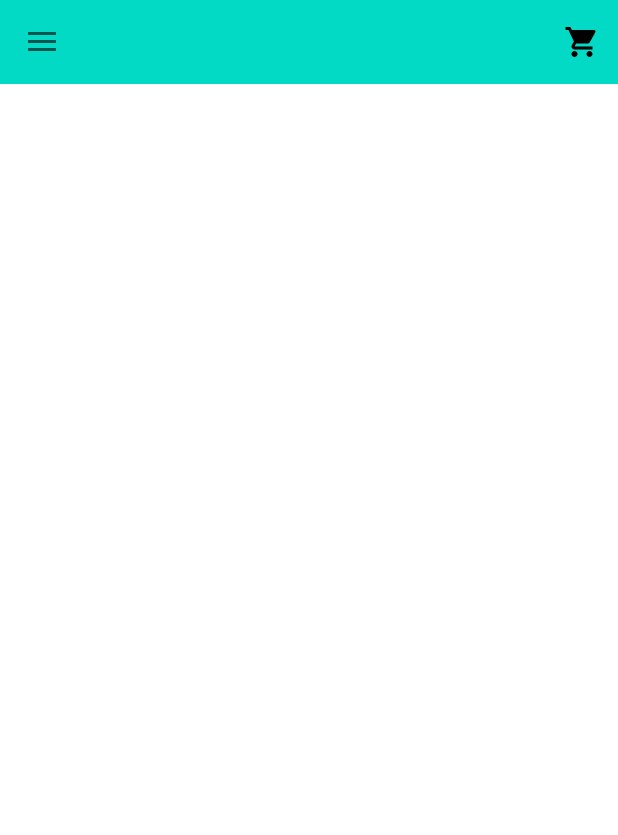
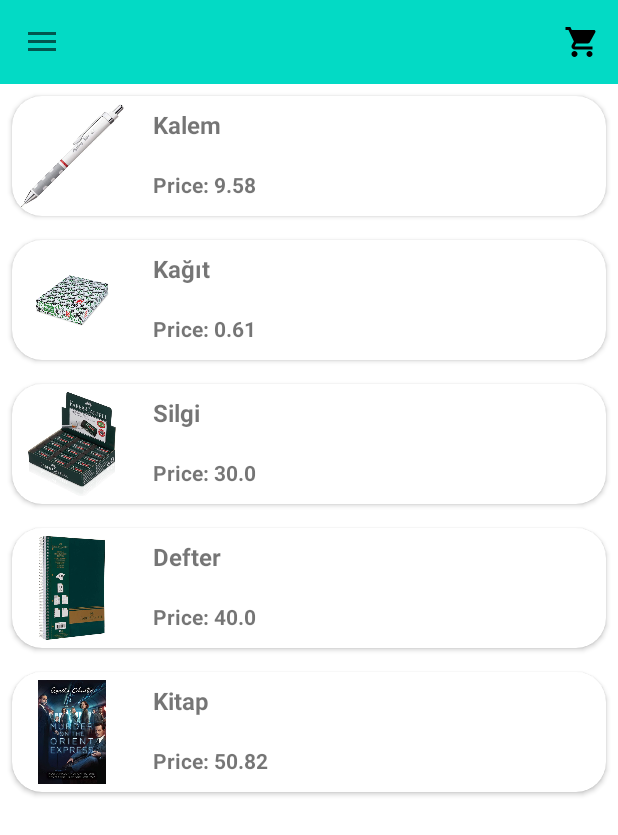
Before and after one commit to umutaykol/ShoppingApplication, an Android app: the screen it shows after launch (MainActivity), on a phone screen of 412 x 824 dp. Shown: the top 835 px of the screen. Run offline under Robolectric (Android 15) with nearby library versions, the phone set to English and light mode, and no system bars; our stand-ins replace Dagger/Hilt's generated code, Room's generated code, data binding; 1 statement that could not run was skipped.

Commit message:
RecyclerView Layout Items Created + Data Binding Util Functions Added To Utils Package

```diff
--- /dev/null
+++ b/app/src/main/java/com/umut/shoppingapplication/adapters/NoteItemClickListener.kt
@@ -0,0 +1,12 @@
+package com.umut.shoppingapplication.adapters
+
+import android.view.View
+import com.umut.shoppingapplication.models.Product
+
+interface NoteItemClickListener {
+
+    fun cardLongClick(view: View, note: Product, position: Int): Boolean
+
+    fun cardOnClick(view: View, note: Product, position: Int)
+
+}
--- /dev/null
+++ b/app/src/main/java/com/umut/shoppingapplication/adapters/ProductsRecyclerViewAdapter.kt
@@ -0,0 +1,48 @@
+package com.umut.shoppingapplication.adapters
+
+import android.view.LayoutInflater
+import android.view.ViewGroup
+import androidx.databinding.DataBindingUtil
+import androidx.recyclerview.widget.AsyncListDiffer
+import androidx.recyclerview.widget.DiffUtil
+import androidx.recyclerview.widget.RecyclerView
+import com.umut.shoppingapplication.R
+import com.umut.shoppingapplication.databinding.ProductItemBinding
+import com.umut.shoppingapplication.models.Product
+
+class ProductsRecyclerViewAdapter(private val noteItemClickListener: NoteItemClickListener) : RecyclerView.Adapter<ProductsRecyclerViewAdapter.NotesViewHolder>() {
+
+    class NotesViewHolder(var view: ProductItemBinding) : RecyclerView.ViewHolder(view.root) {}
+
+    override fun onCreateViewHolder(parent: ViewGroup, viewType: Int): NotesViewHolder {
+        val inflater = LayoutInflater.from(parent.context)
+        val view = DataBindingUtil.inflate<ProductItemBinding>(
+            inflater,
+            R.layout.product_item,
+            parent,
+            false
+        )
+        return NotesViewHolder(view)
+    }
+
+    override fun getItemCount(): Int = differ.currentList.size
+
+    override fun onBindViewHolder(holder: NotesViewHolder, position: Int) {
+        holder.view.position = position
+        holder.view.product = differ.currentList[position]
+        holder.view.onClickListener = noteItemClickListener
+    }
+
+    private val differCallback = object : DiffUtil.ItemCallback<Product>() {
+        override fun areItemsTheSame(oldItem: Product, newItem: Product): Boolean {
+            return oldItem.id == newItem.id
+        }
+
+        override fun areContentsTheSame(oldItem: Product, newItem: Product): Boolean {
+            return oldItem == newItem
+        }
+    }
+
+    val differ = AsyncListDiffer(this, differCallback)
+
+}
--- a/app/src/main/java/com/umut/shoppingapplication/ui/fragments/ShoppingFragment.kt
+++ b/app/src/main/java/com/umut/shoppingapplication/ui/fragments/ShoppingFragment.kt
@@ -9,13 +9,17 @@ import androidx.core.view.GravityCompat
 import androidx.fragment.app.Fragment
 import androidx.fragment.app.viewModels
 import androidx.navigation.Navigation
+import androidx.recyclerview.widget.LinearLayoutManager
 import com.umut.shoppingapplication.R
+import com.umut.shoppingapplication.adapters.NoteItemClickListener
+import com.umut.shoppingapplication.adapters.ProductsRecyclerViewAdapter
 import com.umut.shoppingapplication.databinding.FragmentShoppingBinding
+import com.umut.shoppingapplication.models.Product
 import com.umut.shoppingapplication.ui.viewmodels.ShoppingFragmentViewModel
 import dagger.hilt.android.AndroidEntryPoint
 
 @AndroidEntryPoint
-class ShoppingFragment : Fragment() {
+class ShoppingFragment : Fragment(), NoteItemClickListener {
 
     lateinit var binding: FragmentShoppingBinding
     val shoppingFragmentViewModel: ShoppingFragmentViewModel by viewModels()
@@ -34,34 +38,30 @@ class ShoppingFragment : Fragment() {
         // This should call after Navigation Drawer Configured
         configureNavigationItemSelected()
 
-
+        configureProductsRecyclerView()
 
         return binding.root
     }
 
+    private fun configureProductsRecyclerView() {
+        val adapter = ProductsRecyclerViewAdapter(this)
 
+        binding.productsRecyclerView.adapter = adapter
+        binding.productsRecyclerView.layoutManager = LinearLayoutManager(requireContext(), LinearLayoutManager.VERTICAL, false)
 
+        adapter.differ.submitList(
+            mutableListOf(
+                Product(productName = "Kalem", productPrice = 9.58F),
+                Product(productName = "Kağıt", productPrice = 0.61F),
+                Product(productName = "Silgi", productPrice = 30.0F),
+                Product(productName = "Defter", productPrice = 40.0F),
+                Product(productName = "Kitap", productPrice = 50.82F)
+            )
+        )
 
+        adapter.notifyDataSetChanged()
 
-
-
-
-
-
-
-
-
-
-
-
-
-
-
-
-
-
-
-
+    }
 
 
     private fun configureNavigationDrawer() {
@@ -126,4 +126,12 @@ class ShoppingFragment : Fragment() {
         ).navigate(R.id.action_shoppingFragment_to_ordersFragment)
     }
 
+    override fun cardLongClick(view: View, note: Product, position: Int): Boolean {
+        TODO("Not yet implemented")
+    }
+
+    override fun cardOnClick(view: View, note: Product, position: Int) {
+        TODO("Not yet implemented")
+    }
+
 }
--- /dev/null
+++ b/app/src/main/java/com/umut/shoppingapplication/utils/DataBindingUtil.kt
@@ -0,0 +1,30 @@
+package com.umut.shoppingapplication.utils
+
+import android.view.View
+import android.widget.ImageView
+import android.widget.TextView
+import androidx.databinding.BindingAdapter
+import com.umut.shoppingapplication.R
+import com.umut.shoppingapplication.models.Product
+
+@BindingAdapter("app:setProductImage")
+fun setProductImage(view: View, product: Product) {
+    (view as ImageView).setImageResource(
+        when (product.productName) {
+            "Kitap" -> R.drawable.book
+            "Kalem" -> R.drawable.pen
+            "Silgi" -> R.drawable.eraser
+            "Kağıt" -> R.drawable.paper
+            "Defter" -> R.drawable.notebook
+
+            else -> {
+                R.drawable.ic_launcher_background
+            }
+        }
+    )
+}
+
+@BindingAdapter("app:setAsTextofProductPrice")
+fun setAsTextofProductPrice(view: View, product: Product) {
+    (view as TextView).text = "Price: ${product.productPrice}"
+}
--- a/app/src/main/res/layout/fragment_shopping.xml
+++ b/app/src/main/res/layout/fragment_shopping.xml
@@ -2,6 +2,7 @@
 <androidx.constraintlayout.widget.ConstraintLayout xmlns:android="http://schemas.android.com/apk/res/android"
     xmlns:app="http://schemas.android.com/apk/res-auto"
     xmlns:tools="http://schemas.android.com/app"
+    xmlns:tools1="http://schemas.android.com/tools"
     android:layout_width="match_parent"
     android:layout_height="match_parent"
     tools:context=".ui.fragments.ShoppingFragment">
@@ -20,7 +21,19 @@
 
             <include
                 android:id="@+id/toolbar"
-                layout="@layout/toolbar"/>
+                layout="@layout/toolbar"
+                app:layout_constraintEnd_toEndOf="parent"
+                app:layout_constraintStart_toStartOf="parent"
+                app:layout_constraintTop_toTopOf="parent" />
+
+            <androidx.recyclerview.widget.RecyclerView
+                android:id="@+id/products_recycler_view"
+                android:layout_width="match_parent"
+                android:layout_height="0dp"
+                app:layout_constraintEnd_toEndOf="parent"
+                app:layout_constraintStart_toStartOf="parent"
+                app:layout_constraintTop_toBottomOf="@+id/toolbar"
+                tools1:listitem="@layout/product_item" />
 
         </androidx.constraintlayout.widget.ConstraintLayout>
 
--- /dev/null
+++ b/app/src/main/res/layout/product_item.xml
@@ -0,0 +1,144 @@
+<?xml version="1.0" encoding="utf-8"?>
+<layout xmlns:android="http://schemas.android.com/apk/res/android"
+    xmlns:app="http://schemas.android.com/apk/res-auto"
+    xmlns:tools="http://schemas.android.com/tools">
+
+    <data>
+
+        <variable
+            name="product"
+            type="com.umut.shoppingapplication.models.Product" />
+
+        <variable
+            name="on_click_listener"
+            type="com.umut.shoppingapplication.adapters.NoteItemClickListener" />
+
+        <variable
+            name="position"
+            type="Integer" />
+
+    </data>
+
+    <androidx.cardview.widget.CardView
+        android:id="@+id/note_card"
+        android:layout_width="match_parent"
+        android:layout_height="wrap_content"
+        android:layout_margin="8dp"
+        android:background="@color/teal_200"
+        android:clickable="true"
+        android:focusable="true"
+        android:foreground="?android:attr/selectableItemBackground"
+        android:onClick="@{(view) -> on_click_listener.cardOnClick(view, product, position)}"
+        android:onLongClick="@{(view) -> on_click_listener.cardLongClick(view, product, position)}"
+        app:cardCornerRadius="20dp">
+
+        <androidx.constraintlayout.widget.ConstraintLayout
+            android:id="@+id/note_card_layout"
+            android:layout_width="match_parent"
+            android:layout_height="wrap_content">
+
+            <ImageView
+                android:id="@+id/product_image_view"
+                android:layout_width="80dp"
+                android:layout_height="80dp"
+                android:scaleType="fitCenter"
+                android:padding="5dp"
+                android:src="@drawable/ic_launcher_background"
+                app:layout_constraintBottom_toBottomOf="parent"
+                app:layout_constraintStart_toStartOf="parent"
+                app:layout_constraintTop_toTopOf="parent"
+                app:setProductImage="@{product}"
+                tools:ignore="ContentDescription" />
+
+            <TextView
+                android:id="@+id/product_name_text_view"
+                android:layout_width="0dp"
+                android:layout_height="wrap_content"
+                android:layout_marginStart="14dp"
+                android:layout_marginTop="8dp"
+                android:layout_marginBottom="5dp"
+                android:maxLines="1"
+                android:text="@{product.productName.toString()}"
+                android:textSize="16sp"
+                android:textStyle="bold"
+                app:layout_constraintStart_toEndOf="@id/product_image_view"
+                app:layout_constraintTop_toTopOf="parent" />
+
+
+            <TextView
+                android:id="@+id/product_price_text_view"
+                android:layout_width="0dp"
+                android:layout_height="wrap_content"
+                android:layout_marginHorizontal="14dp"
+                android:layout_marginTop="8dp"
+                android:maxLines="2"
+                android:text="Price: 0₺"
+                app:setAsTextofProductPrice="@{product}"
+                android:textStyle="bold"
+                app:layout_constraintBottom_toBottomOf="parent"
+                app:layout_constraintStart_toEndOf="@+id/product_image_view"
+                app:layout_constraintTop_toBottomOf="@+id/product_name_text_view" />
+            <!--                android:text="@{product.productPrice.toString()}"-->
+
+
+            <!--            <androidx.cardview.widget.CardView-->
+            <!--                android:id="@+id/item_note_body_image_card_view"-->
+            <!--                android:layout_width="wrap_content"-->
+            <!--                android:layout_height="wrap_content"-->
+            <!--                android:layout_margin="14dp"-->
+            <!--                android:layout_marginEnd="24dp"-->
+            <!--                android:layout_marginBottom="14dp"-->
+            <!--                app:cardCornerRadius="10dp"-->
+            <!--                app:layout_constraintBottom_toTopOf="@+id/item_note_date_text_view"-->
+            <!--                app:layout_constraintEnd_toEndOf="parent"-->
+            <!--                app:layout_constraintTop_toBottomOf="@+id/note_selected_icon">-->
+
+            <!--                <ImageView-->
+            <!--                    android:layout_width="56dp"-->
+            <!--                    android:layout_height="72dp"-->
+            <!--                    android:downloadUrl="@{note.imageUrl}"-->
+            <!--                    android:scaleType="centerCrop"-->
+            <!--                    android:visibility="visible" />-->
+
+            <!--            </androidx.cardview.widget.CardView>-->
+
+            <!--            <androidx.cardview.widget.CardView-->
+            <!--                android:id="@+id/item_note_edited_card_view"-->
+            <!--                android:layout_width="wrap_content"-->
+            <!--                android:layout_height="wrap_content"-->
+            <!--                android:layout_marginStart="10dp"-->
+            <!--                android:backgroundTint="@color/black"-->
+            <!--                app:cardCornerRadius="10dp"-->
+            <!--                app:layout_constraintBottom_toBottomOf="parent"-->
+            <!--                app:layout_constraintStart_toStartOf="parent"-->
+            <!--                app:layout_constraintTop_toBottomOf="@+id/item_note_body_text_view"-->
+            <!--                app:setEditedVisibility="@{note.isEdited()}">-->
+
+            <!--                <TextView-->
+            <!--                    android:layout_width="wrap_content"-->
+            <!--                    android:layout_height="wrap_content"-->
+            <!--                    android:padding="6dp"-->
+            <!--                    android:textColor="@color/white"-->
+            <!--                    android:textSize="12sp"-->
+            <!--                    android:text="EDITED"-->
+            <!--                    />-->
+
+            <!--            </androidx.cardview.widget.CardView>-->
+
+            <!--            <TextView-->
+            <!--                android:id="@+id/item_note_date_text_view"-->
+            <!--                android:layout_width="wrap_content"-->
+            <!--                android:layout_height="wrap_content"-->
+            <!--                android:layout_marginTop="40dp"-->
+            <!--                android:layout_marginEnd="14dp"-->
+            <!--                android:layout_marginBottom="14dp"-->
+            <!--                android:text="@{note.lastEditedDate.toString()}"-->
+            <!--                android:textSize="10sp"-->
+            <!--                app:layout_constraintBottom_toBottomOf="parent"-->
+            <!--                app:layout_constraintEnd_toEndOf="parent"-->
+            <!--                app:layout_constraintTop_toBottomOf="@+id/item_note_body_text_view" />-->
+
+        </androidx.constraintlayout.widget.ConstraintLayout>
+
+    </androidx.cardview.widget.CardView>
+</layout>
```
